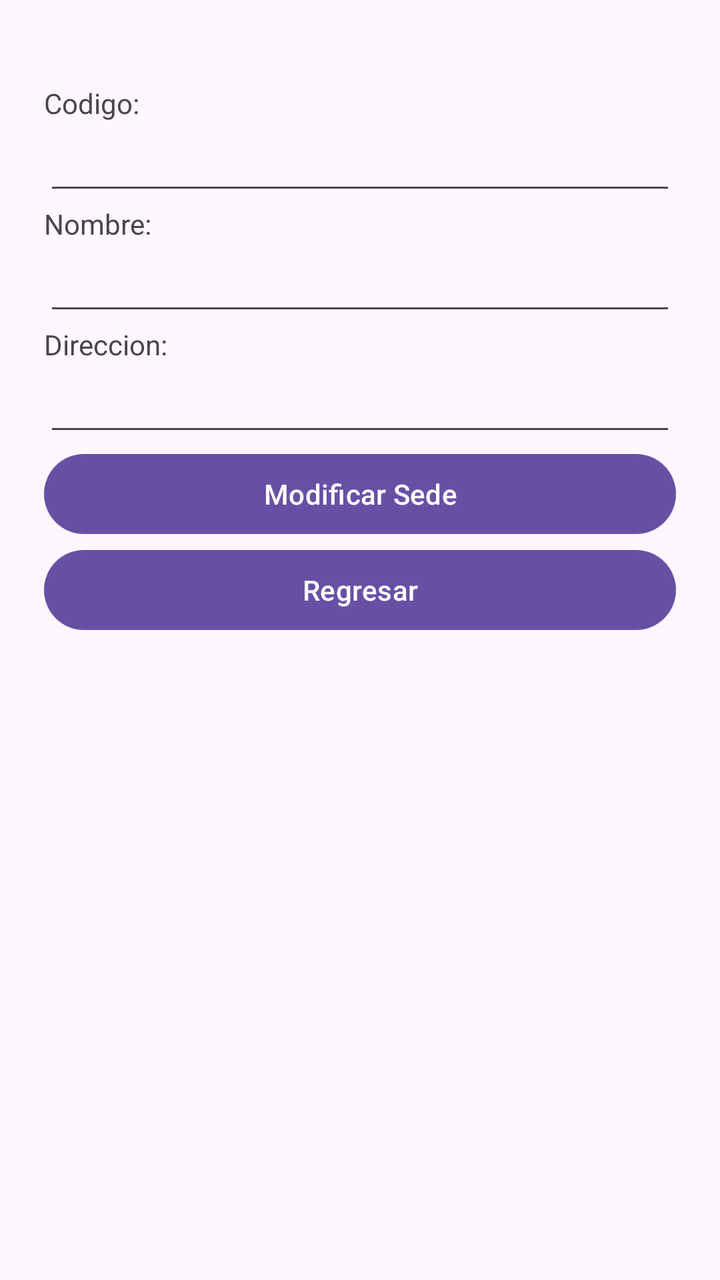
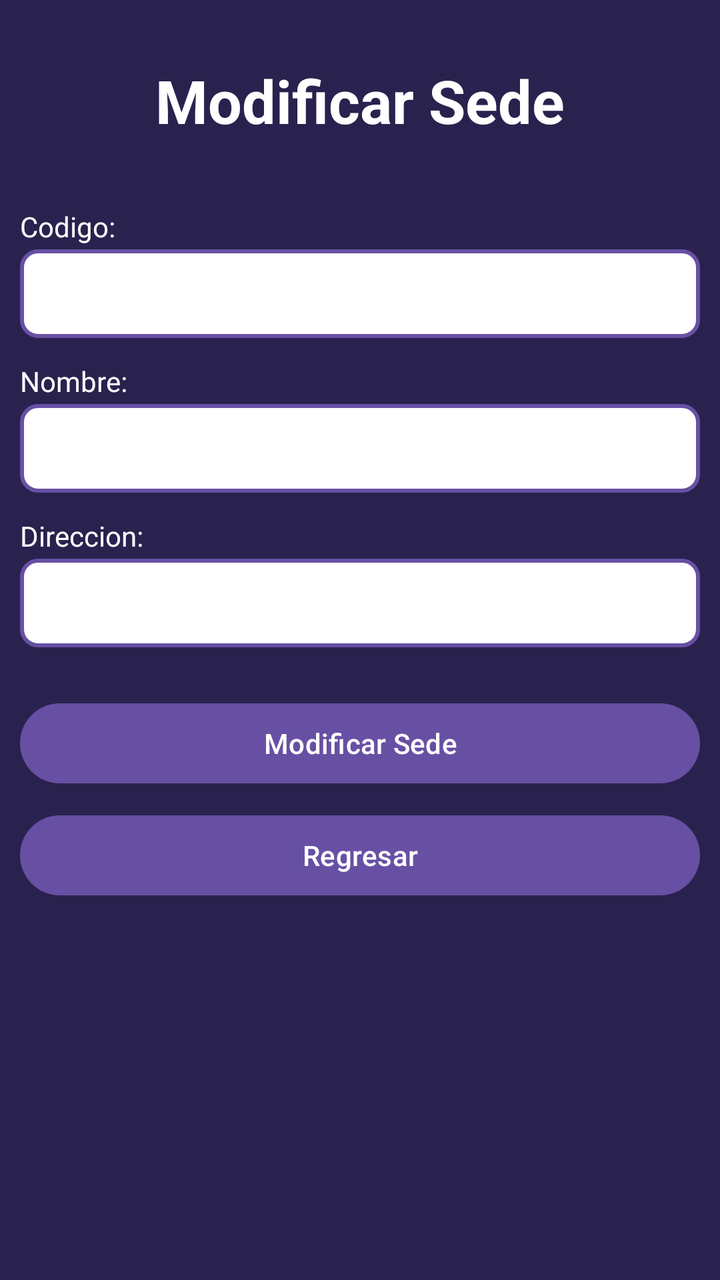

Before-and-after screenshots of an Android layout around one commit, followed by the original layout XML and the change that was made.
<!-- AndroidManifest.xml: application theme Theme.AlcamenProyectoFinal -->
<!-- res/layout/activity_frm_modificar_sedes.xml -->
<?xml version="1.0" encoding="utf-8"?>
<androidx.constraintlayout.widget.ConstraintLayout xmlns:android="http://schemas.android.com/apk/res/android"
    xmlns:app="http://schemas.android.com/apk/res-auto"
    xmlns:tools="http://schemas.android.com/tools"
    android:id="@+id/main"
    android:layout_width="match_parent"
    android:layout_height="match_parent"
    tools:context=".Vista.frmModificarSedes">

    <LinearLayout
        android:layout_width="316dp"
        android:layout_height="556dp"
        android:orientation="vertical"
        app:layout_constraintBottom_toBottomOf="parent"
        app:layout_constraintEnd_toEndOf="parent"
        app:layout_constraintStart_toStartOf="parent"
        app:layout_constraintTop_toTopOf="parent">

        <TextView
            android:id="@+id/textView62"
            android:layout_width="match_parent"
            android:layout_height="wrap_content"
            android:text="Codigo:" />

        <EditText
            android:id="@+id/txtCodigoSedeMod"
            android:layout_width="match_parent"
            android:layout_height="wrap_content"
            android:ems="10"
            android:inputType="text" />

        <TextView
            android:id="@+id/textView63"
            android:layout_width="match_parent"
            android:layout_height="wrap_content"
            android:text="Nombre:" />

        <EditText
            android:id="@+id/txtNombreSedeMod"
            android:layout_width="match_parent"
            android:layout_height="wrap_content"
            android:ems="10"
            android:inputType="text" />

        <TextView
            android:id="@+id/textView64"
            android:layout_width="match_parent"
            android:layout_height="wrap_content"
            android:text="Direccion:" />

        <EditText
            android:id="@+id/txtDireccionSedeMod"
            android:layout_width="match_parent"
            android:layout_height="wrap_content"
            android:ems="10"
            android:inputType="text" />

        <Button
            android:id="@+id/button74"
            android:layout_width="match_parent"
            android:layout_height="wrap_content"
            android:onClick="btnModificarSede"
            android:text="Modificar Sede" />

        <Button
            android:id="@+id/button75"
            android:layout_width="match_parent"
            android:layout_height="wrap_content"
            android:onClick="btnRegresar"
            android:text="Regresar" />

    </LinearLayout>
</androidx.constraintlayout.widget.ConstraintLayout>
<!-- resources referenced by this layout -->
<resources>
  <style name="Theme.AlcamenProyectoFinal" parent="Base.Theme.AlcamenProyectoFinal" />
  <style name="Base.Theme.AlcamenProyectoFinal" parent="Theme.Material3.DayNight.NoActionBar">
          
          
      </style>
</resources>

<!-- the commit's change to res/layout/activity_frm_modificar_sedes.xml (unified diff, before → after) -->
@@ -5,62 +5,99 @@
     android:id="@+id/main"
     android:layout_width="match_parent"
     android:layout_height="match_parent"
+    android:background="#29224E"
     tools:context=".Vista.frmModificarSedes">
 
+    <TextView
+        android:id="@+id/tvTituloModificarSedes"
+        android:layout_width="wrap_content"
+        android:layout_height="wrap_content"
+        android:layout_marginTop="30dp"
+        android:text="Modificar Sede"
+        android:textColor="#FFFFFF"
+        android:textSize="30sp"
+        android:textStyle="bold"
+        app:layout_constraintEnd_toEndOf="parent"
+        app:layout_constraintStart_toStartOf="parent"
+        app:layout_constraintTop_toTopOf="parent" />
+
     <LinearLayout
-        android:layout_width="316dp"
-        android:layout_height="556dp"
+        android:layout_width="340dp"
+        android:layout_height="wrap_content"
         android:orientation="vertical"
         app:layout_constraintBottom_toBottomOf="parent"
         app:layout_constraintEnd_toEndOf="parent"
         app:layout_constraintStart_toStartOf="parent"
-        app:layout_constraintTop_toTopOf="parent">
+        app:layout_constraintTop_toBottomOf="@+id/tvTituloModificarSedes"
+        app:layout_constraintVertical_bias="0.15">
 
         <TextView
             android:id="@+id/textView62"
             android:layout_width="match_parent"
             android:layout_height="wrap_content"
-            android:text="Codigo:" />
+            android:text="Codigo:"
+            android:textColor="#FFFFFF"
+            android:textSize="14sp"
+            android:layout_marginBottom="2dp" />
 
         <EditText
             android:id="@+id/txtCodigoSedeMod"
             android:layout_width="match_parent"
             android:layout_height="wrap_content"
             android:ems="10"
-            android:inputType="text" />
+            android:inputType="text"
+            android:background="@drawable/input_border"
+            android:padding="10dp"
+            android:textColor="#FFFFFF"
+            android:layout_marginBottom="12dp" />
 
         <TextView
             android:id="@+id/textView63"
             android:layout_width="match_parent"
             android:layout_height="wrap_content"
-            android:text="Nombre:" />
+            android:text="Nombre:"
+            android:textColor="#FFFFFF"
+            android:textSize="14sp"
+            android:layout_marginBottom="2dp" />
 
         <EditText
             android:id="@+id/txtNombreSedeMod"
             android:layout_width="match_parent"
             android:layout_height="wrap_content"
             android:ems="10"
-            android:inputType="text" />
+            android:inputType="text"
+            android:background="@drawable/input_border"
+            android:padding="10dp"
+            android:textColor="#FFFFFF"
+            android:layout_marginBottom="12dp" />
 
         <TextView
             android:id="@+id/textView64"
             android:layout_width="match_parent"
             android:layout_height="wrap_content"
-            android:text="Direccion:" />
+            android:text="Direccion:"
+            android:textColor="#FFFFFF"
+            android:textSize="14sp"
+            android:layout_marginBottom="2dp" />
 
         <EditText
             android:id="@+id/txtDireccionSedeMod"
             android:layout_width="match_parent"
             android:layout_height="wrap_content"
             android:ems="10"
-            android:inputType="text" />
+            android:inputType="text"
+            android:background="@drawable/input_border"
+            android:padding="10dp"
+            android:textColor="#FFFFFF"
+            android:layout_marginBottom="24dp" />
 
         <Button
             android:id="@+id/button74"
             android:layout_width="match_parent"
             android:layout_height="wrap_content"
             android:onClick="btnModificarSede"
-            android:text="Modificar Sede" />
+            android:text="Modificar Sede"
+            android:layout_marginBottom="8dp" />
 
         <Button
             android:id="@+id/button75"
<!-- resource entries referenced after the edit -->
@@ -1,5 +1,19 @@
 <!-- resources referenced by this layout -->
 <resources>
+  <!-- drawable input_border (drawable) -->
+  <?xml version="1.0" encoding="utf-8"?>
+  <shape xmlns:android="http://schemas.android.com/apk/res/android"
+      android:shape="rectangle">
+  
+      <solid android:color="#FFFFFF" />
+  
+      <stroke
+          android:width="2dp"
+          android:color="#6750A4" />
+  
+      <corners android:radius="8dp" />
+  
+  </shape>
   <style name="Theme.AlcamenProyectoFinal" parent="Base.Theme.AlcamenProyectoFinal" />
   <style name="Base.Theme.AlcamenProyectoFinal" parent="Theme.Material3.DayNight.NoActionBar">
           
